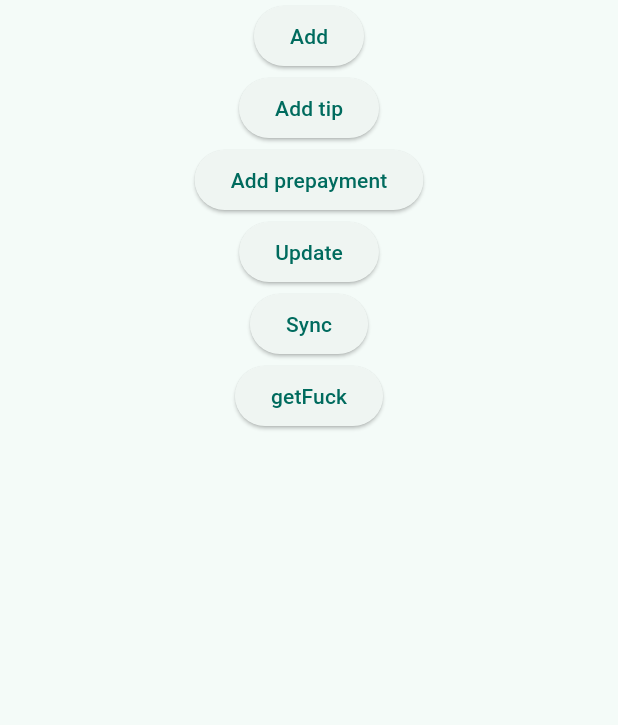
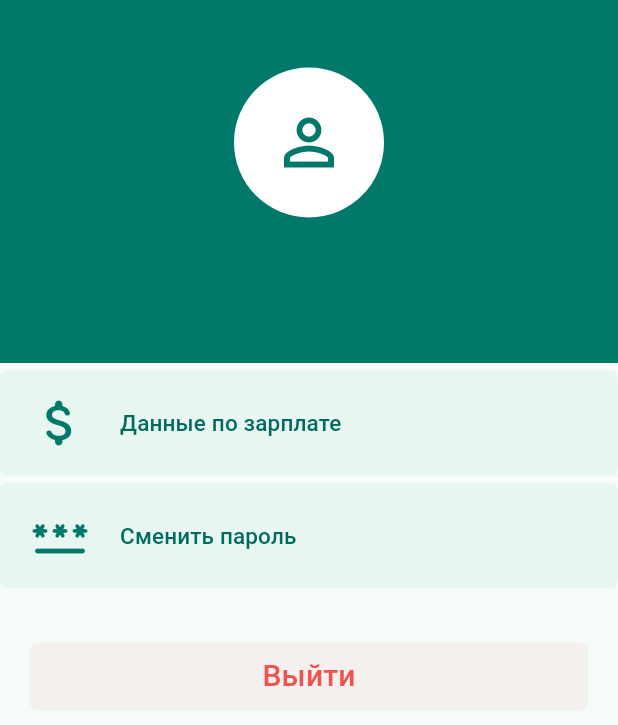
Before and after one commit to Gasprinskiy/rsc-new-app, a Flutter app: the UserRoute screen opened directly, on a phone screen of 412 x 824 dp. Shown: the top 725 px of the screen. Run offline on Flutter 3.47's test engine with Material 3 defaults, Android fonts, the phone set to English and light mode, and no system bars; our stand-ins replace dio, event_bus, flutter_secure_storage, fluttertoast, hive, internet_connection_checker and 1 more; missing offline and left inert: animated_digit, currency_textfield, local_auth_android, steel_crypt; accounts and stored records are empty.

Commit message:
feat: user data screen

```diff
--- a/lib/constants/app_collors.dart
+++ b/lib/constants/app_collors.dart
@@ -8,6 +8,7 @@ class AppColors {
   static const Color primary300 = Color(0xFF4DB6AC);
   static const Color primaryTransparent = Color.fromARGB(19, 77, 182, 172);
   static const Color error = Color(0xFFEF5350);
+  static const Color errorTransparent = Color.fromARGB(16, 239, 83, 80);
   static const Color warn = Color(0xFFFFA726);
   static const Color success = Color(0xFF66BB6A);
   // static const Color primary200 = Color(0xFF419E6C);
--- a/lib/constants/app_strings.dart
+++ b/lib/constants/app_strings.dart
@@ -14,10 +14,12 @@ class AppStrings {
   static const String wellcome = 'Добро пожаловать';
   static const String loginToYouAccount = 'Войдите в свою учетную \nзапись.';
   static const String createAccount = 'Создайте учетную запись';
-  static const String typeYourSalaryInfo = 'Введите данные о зарплате';
+  static const String typeYourSalaryInfo = 'Введите данные по зарплате';
+  static const String salaryInfo = 'Данные по зарплате';
   static const String confirmYourEmail = 'Подтверждение почты';
   static const String confirmationCodeExpiresIn = 'Код истекает через:';
   static const String regiser = 'Регистрация';
+  static const String logout = 'Выйти';
 
   static const String createPinCode = 'Cоздайте пин код для входа';
   static const String typePinCode = 'Введите пин код для входа';
@@ -72,6 +74,7 @@ class AppStrings {
   static const String add = 'Добавить';
   static const String redact = 'Редактировать';
   static const String condition = 'Условие';
+  static const String changePassword = 'Сменить пароль';
 
   static const String areYouSure = 'Вы уверены?';
   static const String confirm = 'Подтвердить';
@@ -105,6 +108,7 @@ class AppStrings {
   static const String salesNotFound = 'Продажи не найдены';
   static const String tipsNotFound = 'Чаевые не найдены';
   static const String prepaymentsNotFound = 'Авансы не найдены';
+  static const String allUnsycDataWillBeRemoved = 'Все несинхронизированные данные будут утеряны';
 
   static const String curreReportData = 'Текущий отчет';
   static const String reportNotFound = 'Текущий отчет не найден';
--- a/lib/storage/hive/worker/worker.dart
+++ b/lib/storage/hive/worker/worker.dart
@@ -30,6 +30,7 @@ class Storage {
   Future<void> removeAllData() async {
     Box<dynamic> box = await _openBox();
     await box.deleteFromDisk();
+    return;
   }
 
   Future<Box<dynamic>> _openBox() async {
--- a/lib/storage/secure/worker/worker.dart
+++ b/lib/storage/secure/worker/worker.dart
@@ -22,4 +22,8 @@ class SecureStorageWorker {
   Future<void> remove(String key) {
     return _secureStorage.delete(key: key);
   }
+
+  Future<void> removeAll() {
+    return _secureStorage.deleteAll();
+  }
 }
--- a/lib/views/main/children/accounting/accounting.dart
+++ b/lib/views/main/children/accounting/accounting.dart
@@ -289,7 +289,6 @@ class _AccountingState extends State<Accounting> {
     ));
   }
 
-
   void showStartReportConditions() {
     appDialog.show(
       context,
--- a/lib/views/main/children/accounting/children/details/children/prepayments.dart
+++ b/lib/views/main/children/accounting/children/details/children/prepayments.dart
@@ -9,12 +9,6 @@ class PrepaymentsScreen extends StatefulWidget {
 }
 
 class _PrepaymentsScreenState extends State<PrepaymentsScreen> {
-
-
-  void navigateBack() {
-    Navigator.of(context).pop();
-  }
-
   @override
   Widget build(BuildContext context) {
     return Scaffold(
--- a/lib/views/main/children/accounting/children/details/children/sales.dart
+++ b/lib/views/main/children/accounting/children/details/children/sales.dart
@@ -9,12 +9,6 @@ class SalesScreen extends StatefulWidget {
 }
 
 class _SalesScreenState extends State<SalesScreen> {
-
-
-  void navigateBack() {
-    Navigator.of(context).pop();
-  }
-
   @override
   Widget build(BuildContext context) {
     return Scaffold(
--- a/lib/views/main/children/accounting/children/details/children/tips.dart
+++ b/lib/views/main/children/accounting/children/details/children/tips.dart
@@ -9,12 +9,6 @@ class TipsScreen extends StatefulWidget {
 }
 
 class _TipsScreenState extends State<TipsScreen> {
-
-
-  void navigateBack() {
-    Navigator.of(context).pop();
-  }
-
   @override
   Widget build(BuildContext context) {
     return Scaffold(
--- a/lib/views/main/children/user.dart
+++ /dev/null
@@ -1,121 +0,0 @@
-import 'package:flutter/material.dart';
-import 'package:rsc/constants/app_collors.dart';
-import 'package:rsc/state/accounting.dart';
-import 'package:rsc/storage/hive/synchronization_data.dart';
-import 'package:rsc/storage/hive/entity/adapters.dart';
-import 'package:rsc/widgets/toast.dart';
-class UserRoute extends StatefulWidget {
-  const UserRoute({super.key});
-
-  @override
-  State<UserRoute> createState() => _UserState();
-}
-
-class _UserState extends State<UserRoute> {
-  final accountingState = AccountingState.getInstance();
-  final appToast = AppToast.getInstance();
-  final syst = SynchronizationDataStorage.getInstance();
-  bool _isSyncInProgress = false;
-
-  Sale sale = Sale(
-    total: 1000000,
-    nonCash: 200000,
-    cashTaxes: 600000,
-    creationDate: DateTime.now(),
-  );
-
-  Tip tip = Tip(
-    value: 100000,
-    creationDate: DateTime.now()
-  );
-
-  Prepayment prepayment = Prepayment(
-    value: 1000000,
-    creationDate: DateTime.now()
-  );
-
-
-  @override
-  void initState() {
-    super.initState();
-  }
-
-  Future<void> getFuck() async {
-    List<SynchronizationData>? list = await syst.getSynchronizationData();
-    if (list != null) {
-      for (var element in list) {
-        print('element: ${element.data}');
-      }
-    }
-  }
-
-  Future<void> update() async {
-    List<SynchronizationData>? list = await syst.getSynchronizationData();
-    if (list != null && list[0].data is Sale) {
-      Sale shit = list[0].data;
-      shit.cashTaxes = 2000;
-      await accountingState.updateAndSyncSale(shit);
-    }
-  }
-
-  @override
-  Widget build(BuildContext context) {
-    return Scaffold(
-      body: Center(
-        child: Column(
-          children: [
-            ElevatedButton(
-              onPressed: () => {
-                appToast.init(context),
-                accountingState.addAndSyncSale(sale)
-              },
-              child: const Text('Add')
-            ),
-            ElevatedButton(
-              onPressed: () => {
-                appToast.init(context),
-                accountingState.addAndSyncTip(tip)
-              },
-              child: const Text('Add tip')
-            ),
-            ElevatedButton(
-              onPressed: () => {
-                appToast.init(context),
-                accountingState.addAndSyncPrepayment(prepayment)
-              },
-              child: const Text('Add prepayment')
-            ),
-            ElevatedButton(
-              onPressed: () => {
-                appToast.init(context),
-                update(),
-              },
-              child: const Text('Update')
-            ),
-            ElevatedButton(
-              onPressed: () async => {
-                appToast.init(context),
-                setState(() {
-                  _isSyncInProgress = true;
-                }),
-                await accountingState.syncAllData(),
-                setState(() {
-                  _isSyncInProgress = false;
-                }),
-              },
-              child: const Text('Sync')
-            ),
-            ElevatedButton(
-              onPressed: getFuck,
-              child: const Text('getFuck')
-            ),
-            _isSyncInProgress ? const CircularProgressIndicator(
-              backgroundColor: AppColors.primary,
-              color: Colors.white,
-            ) : const SizedBox(height: 0,)
-          ],
-        )
-      ),
-    );
-  }
-}
--- /dev/null
+++ b/lib/views/main/children/user/user.dart
@@ -0,0 +1,224 @@
+import 'package:flutter/material.dart';
+import 'package:rsc/constants/app_collors.dart';
+import 'package:rsc/constants/app_strings.dart';
+import 'package:rsc/state/accounting.dart';
+import 'package:rsc/state/user.dart';
+import 'package:rsc/storage/hive/synchronization_data.dart';
+import 'package:rsc/views/main/children/user/children/actions/actions.dart';
+import 'package:rsc/views/main/entity/entity.dart';
+import 'package:rsc/widgets/button_box.dart';
+import 'package:rsc/widgets/decoration_box.dart';
+import 'package:rsc/widgets/dialog.dart';
+import 'package:rsc/widgets/toast.dart';
+
+class UserRoute extends StatefulWidget {
+  const UserRoute({super.key});
+
+  @override
+  State<UserRoute> createState() => _UserState();
+}
+
+class _UserState extends State<UserRoute> {
+  final userState = UserState.getInstance();
+  final appToast = AppToast.getInstance();
+  final appDialog = AppDialog.getInstance();
+
+  bool _logOutInProgress = false;
+
+  void onLogoutClick() {
+    appDialog.show(
+      context,
+      AppStrings.areYouSure,
+      false,
+      const Text(AppStrings.allUnsycDataWillBeRemoved),
+      [
+        TextButton(
+          onPressed: () => Navigator.of(context).pop(),
+          child: const Text(AppStrings.no)
+        ),
+        TextButton(
+          onPressed: logoutAction,
+          child: const Text(AppStrings.yes)
+
+        )
+      ]
+    );
+  }
+
+  Future<void> logoutAction() async {
+    setState(() {
+      Navigator.of(context).pop();
+      _logOutInProgress = true;
+    });
+    await userState.logout();
+    setState(() {
+      _logOutInProgress = false;
+      Navigator.of(context).pushNamed('/');
+    });
+  }
+
+  void navigateToDetailsScreenByType(UsetActionsScreenType type) {
+    Navigator.of(context).push(MaterialPageRoute(
+      builder: (BuildContext context) {
+        return UsetActions(type: type);
+      }
+    ));
+  }
+
+  @override
+  void initState() {
+    super.initState();
+  }
+
+  @override
+  Widget build(BuildContext context) {
+    return Scaffold(
+      body: _logOutInProgress
+      ?
+      const Center(
+        child: CircularProgressIndicator(
+          backgroundColor: AppColors.primary,
+          color: Colors.white,
+        ),
+      )
+      :
+      ListView(
+        padding: EdgeInsets.zero,
+        children: [
+          DecorationBox(
+            children: [
+              Column(
+                children: [
+                  const SizedBox(
+                    width: 100,
+                    height: 100,
+                    child: DecoratedBox(
+                      decoration: BoxDecoration(
+                        color: Colors.white,
+                        borderRadius: BorderRadius.all(Radius.circular(100))
+                      ),
+                      child: Padding(
+                        padding: EdgeInsets.all(5),
+                        child: Icon(
+                          Icons.person_outline_sharp,
+                          color: AppColors.primary,
+                          size: 50,
+                        ),
+                      )
+                    )
+                  ),
+                  const SizedBox(height: 10),
+                  Text(
+                    userState.user?.personalInfo.name ?? '',
+                    style: const TextStyle(
+                      color: Colors.white,
+                      fontWeight: FontWeight.w500,
+                      fontSize: 25
+                    ),
+                  ),
+                  const SizedBox(height: 5),
+                  Text(
+                    userState.user?.personalInfo.email ?? '',
+                    style: const TextStyle(
+                      color: Colors.white,
+                      fontWeight: FontWeight.w400,
+                      fontSize: 18
+                    ),
+                  )
+                ],
+              )
+            ]
+          ),
+          Column(
+            children: [
+              const Divider(
+                height: 5,
+                color: Colors.white,
+              ),
+              ButtonBox(
+                padding: MaterialStateProperty.all<EdgeInsets>(
+                  const EdgeInsets.fromLTRB(20, 15, 20, 15)
+                ),
+                onPressed: () => navigateToDetailsScreenByType(UsetActionsScreenType.salaryInfo),
+                child: const Row(
+                  children: [
+                    Icon(
+                      Icons.attach_money_rounded,
+                      size: 40,
+                      color: AppColors.primary,
+                    ),
+                    SizedBox(width: 20),
+                    Text(
+                      AppStrings.salaryInfo,
+                      style: TextStyle(
+                        fontSize: 15
+                      ),
+                    )
+                  ],
+                )
+              ),
+              const Divider(
+                height: 5,
+                color: Colors.white,
+              ),
+              ButtonBox(
+                padding: MaterialStateProperty.all<EdgeInsets>(
+                  const EdgeInsets.fromLTRB(20, 15, 20, 15)
+                ),
+                onPressed: () => navigateToDetailsScreenByType(UsetActionsScreenType.changePassword),
+                child: const Row(
+                  children: [
+                    Icon(
+                      Icons.password_rounded,
+                      size: 40,
+                      color: AppColors.primary,
+                    ),
+                    SizedBox(width: 20),
+                    Text(
+                      AppStrings.changePassword,
+                      style: TextStyle(
+                        fontSize: 15
+                      ),
+                    )
+                  ],
+                )
+              ),
+            ],
+          ),
+          const SizedBox(height: 20),
+          Padding(
+            padding: const EdgeInsets.fromLTRB(20, 15, 20, 15),
+            child: Column(
+              children: [
+                TextButton(
+                  onPressed: onLogoutClick,
+                  style: ButtonStyle(
+                    backgroundColor: MaterialStateProperty.all(AppColors.errorTransparent),
+                    overlayColor: MaterialStateProperty.all(AppColors.errorTransparent),
+                    shape: MaterialStateProperty.all<RoundedRectangleBorder>(
+                      RoundedRectangleBorder(
+                        borderRadius: BorderRadius.circular(5),
+                      )
+                    ),
+                  ),
+                  child: const Row(
+                    mainAxisAlignment: MainAxisAlignment.center,
+                    children: [
+                      Text(
+                        AppStrings.logout,
+                        style: TextStyle(
+                          color: AppColors.error,
+                          fontSize: 20
+                        ),
+                      )
+                    ],
+                  ),
+                ),
+              ],
+            )
+          )
+        ],
+      )
+    );
+  }
+}
--- a/lib/views/main/entity/entity.dart
+++ b/lib/views/main/entity/entity.dart
@@ -6,6 +6,11 @@ enum DetailsScreenType {
   sales,
   prepayments,
   tips
+}
+
+enum UsetActionsScreenType {
+  changePassword,
+  salaryInfo
 }
 
 class ShowDialogParams {
--- a/lib/views/main/widgets/prepayments_box.dart
+++ b/lib/views/main/widgets/prepayments_box.dart
@@ -38,7 +38,7 @@ class PrepaymentsBox extends StatelessWidget {
               ),
               SizedBox(width: 5),
               Text(
-                AppStrings.prepayment,
+                AppStrings.prepayments,
                 style: TextStyle(
                   fontSize: 18,
                   fontWeight: FontWeight.w500,
--- a/lib/views/main/widgets/tips_box.dart
+++ b/lib/views/main/widgets/tips_box.dart
@@ -49,6 +49,7 @@ class TipsBox extends StatelessWidget {
             ),
             const SizedBox(height: 10),
             ButtonBox(
+              onPressed: () => onBoxClick?.call(),
               child: Column(
                 children: [
                   Row(
--- a/lib/widgets/button_box.dart
+++ b/lib/widgets/button_box.dart
@@ -5,11 +5,15 @@ import 'package:rsc/constants/app_collors.dart';
 class ButtonBox extends StatelessWidget {
   final Widget child;
   final void Function()? onPressed;
+  final MaterialStateProperty<EdgeInsetsGeometry?>? padding;
+  final Color? color;
 
   const ButtonBox({
     super.key,
     required this.child,
-    this.onPressed
+    this.onPressed,
+    this.padding,
+    this.color
   });
 
   @override
@@ -17,9 +21,9 @@ class ButtonBox extends StatelessWidget {
     return SizedBox(
       width: MediaQuery.of(context).size.width,
       child: DecoratedBox(
-        decoration: const BoxDecoration(
-          color: AppColors.primaryTransparent,
-          borderRadius: BorderRadius.all(Radius.circular(5))
+        decoration: BoxDecoration(
+          color: color ?? AppColors.primaryTransparent,
+          borderRadius: const BorderRadius.all(Radius.circular(5))
         ),
         child: TextButton(
           onPressed: () => onPressed?.call(),
@@ -28,7 +32,8 @@ class ButtonBox extends StatelessWidget {
               RoundedRectangleBorder(
                 borderRadius: BorderRadius.circular(5),
               )
-            )
+            ),
+            padding: padding
           ),
           child: child,
         ),
```
Also changed, not shown: lib/state/user.dart (+15 -0 lines), lib/views/main/children/user/children/actions/actions.dart (added, +82 -0 lines), lib/views/main/children/user/children/actions/children/change_password.dart (added, +18 -0 lines), lib/views/main/children/user/children/actions/children/change_salary_info.dart (added, +18 -0 lines), lib/views/main/main.dart (+13 -4 lines).
